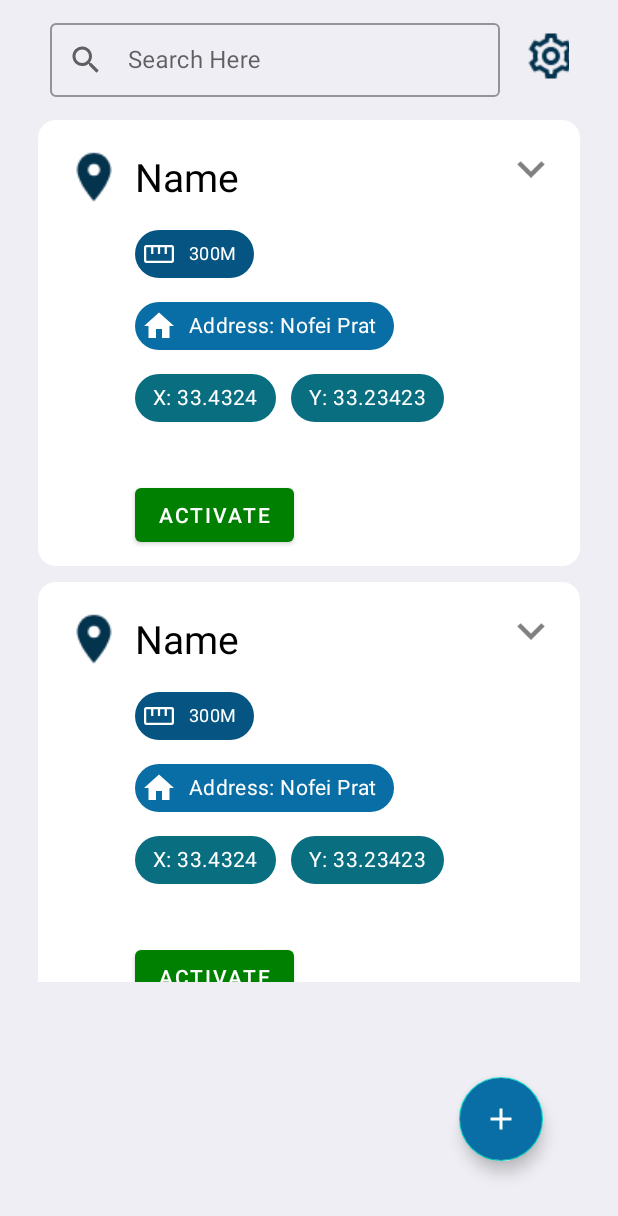
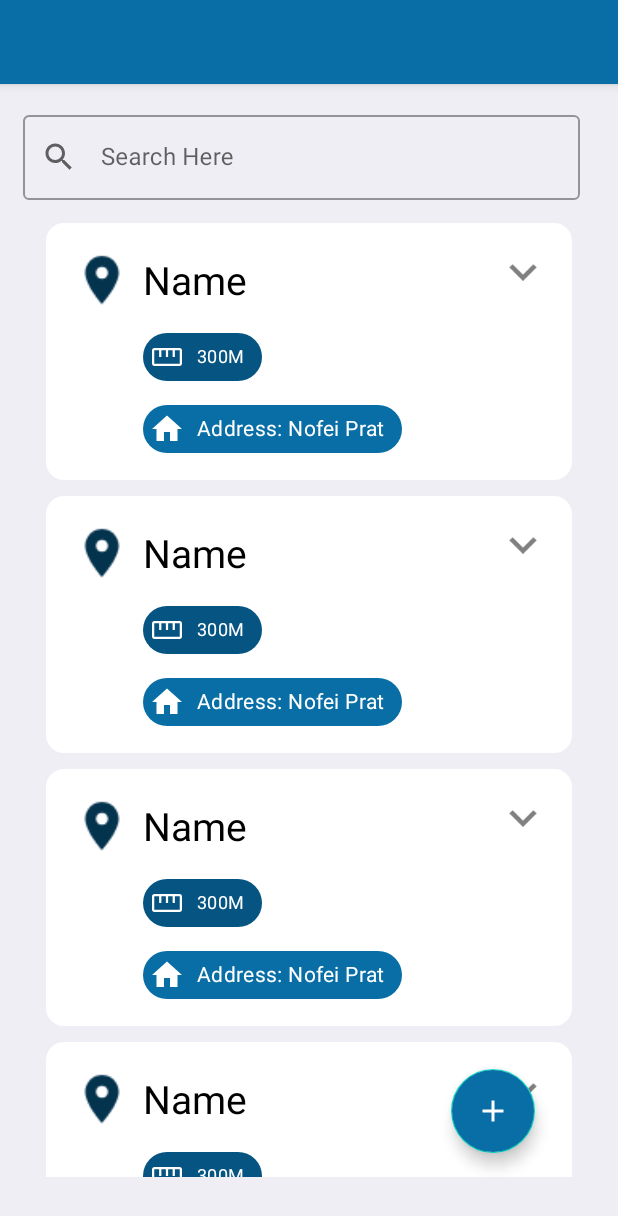
Before and after one commit to ZivSi/LocationAlarm, an Android app: the screen it shows after launch (MainActivity), after a tap on an icon or button, on a phone screen of 412 x 824 dp. Shown: the top 1216 px of the screen. Run offline under Robolectric (Android 15) with nearby library versions, the phone set to English and light mode, and no system bars; network calls fail; 1 statement that could not run was skipped.

Commit message:
Bugs fixed

```diff
--- a/app/src/main/java/com/example/locationalarm/ItemData.java
+++ b/app/src/main/java/com/example/locationalarm/ItemData.java
@@ -7,7 +7,6 @@ public class ItemData {
     private String longitude;
     private String alarmDistance; // in meters
     private String ringtone;
-    private boolean expanded = false;
 
     public ItemData(String name, String address, String latitude, String longitude, String alarmDistance, String ringtone) {
         this.name = name;
@@ -43,10 +42,6 @@ public class ItemData {
         return this.ringtone;
     }
 
-    public boolean isExpanded() {
-        return expanded;
-    }
-
     public void setAddress(String address) {
         this.address = address;
     }
@@ -71,7 +66,4 @@ public class ItemData {
         this.ringtone = ringtone;
     }
 
-    public void setExpanded(boolean expanded) {
-        this.expanded = expanded;
-    }
 }
--- a/app/src/main/java/com/example/locationalarm/MainActivity.java
+++ b/app/src/main/java/com/example/locationalarm/MainActivity.java
@@ -12,6 +12,8 @@ import android.os.Bundle;
 import android.text.Editable;
 import android.text.TextWatcher;
 import android.util.Log;
+import android.view.Menu;
+import android.view.MenuItem;
 import android.view.View;
 import android.widget.SearchView;
 import android.widget.TextView;
@@ -48,7 +50,7 @@ public class MainActivity extends AppCompatActivity {
     protected void onCreate(Bundle savedInstanceState) {
         super.onCreate(savedInstanceState);
         setContentView(R.layout.activity_main);
-        getSupportActionBar().hide();
+        getSupportActionBar().setTitle("");
 
         initViews();
 
--- a/app/src/main/java/com/example/locationalarm/RecyclerAdapter.java
+++ b/app/src/main/java/com/example/locationalarm/RecyclerAdapter.java
@@ -27,13 +27,10 @@ public class RecyclerAdapter extends RecyclerView.Adapter<RecyclerAdapter.ViewHo
     ArrayList<ItemData> dataArray;
     Context context;
     Animation flip, flip_back;
-    ViewGroup.LayoutParams params;
-    int cardSize;
-    final int COLLAPSE_SIZE = 480;
 
     public class ViewHolder extends RecyclerView.ViewHolder {
         private TextView titleLocation;
-        private Chip x, y, distanceAlert, address;
+        private Chip distanceAlert, address;
         private ImageButton arrowButton;
         private MaterialButton activateButton, deleteButton;
         private ConstraintLayout cardLayout;
@@ -43,27 +40,14 @@ public class RecyclerAdapter extends RecyclerView.Adapter<RecyclerAdapter.ViewHo
 
             // Define click listeners for all the ViewHolder's View
             titleLocation = view.findViewById(R.id.nameTextView);
-            x = view.findViewById(R.id.xCoordinatesChip);
-            y = view.findViewById(R.id.yCoordinatesChip);
             distanceAlert = view.findViewById(R.id.distanceAlertFromLocation);
             arrowButton = view.findViewById(R.id.arrow_button);
             address = view.findViewById(R.id.addressChip);
-            activateButton = view.findViewById(R.id.activateButton);
             cardLayout = view.findViewById(R.id.cardLayout);
-            params = cardLayout.getLayoutParams();
-            cardSize = params.width;
         }
 
         public TextView getTitleLocation() {
             return titleLocation;
-        }
-
-        public Chip getX() {
-            return x;
-        }
-
-        public Chip getY() {
-            return y;
         }
 
         public Chip getDistanceAlert() {
@@ -91,30 +75,6 @@ public class RecyclerAdapter extends RecyclerView.Adapter<RecyclerAdapter.ViewHo
         }
     }
 
-    private void collapse(ConstraintLayout cardLayout, ItemData itemData) {
-        params = cardLayout.getLayoutParams();
-
-        // Size
-        params.height = COLLAPSE_SIZE;
-        params.width = cardSize;
-
-        cardLayout.setLayoutParams(params);
-
-        itemData.setExpanded(false);
-    }
-
-    private void expand(ConstraintLayout cardLayout, ItemData itemData) {
-        params = cardLayout.getLayoutParams();
-
-        // Size
-        params.height = ViewGroup.LayoutParams.WRAP_CONTENT;
-        params.width = cardSize;
-
-        cardLayout.setLayoutParams(params);
-
-        itemData.setExpanded(true);
-    }
-
     // Constructor to initialize data
     public RecyclerAdapter(ArrayList<ItemData> dataArray, Context context) {
         // Copy data
@@ -139,13 +99,7 @@ public class RecyclerAdapter extends RecyclerView.Adapter<RecyclerAdapter.ViewHo
     public void onBindViewHolder(@NonNull ViewHolder holder, int position) {
         ItemData currentItem = dataArray.get(position);
 
-        // Collapse when creating the current item as default with animation
-        holder.cardLayout.getLayoutTransition().enableTransitionType(LayoutTransition.CHANGING);
-        collapse(holder.getCardLayout(), currentItem);
-
         holder.getTitleLocation().setText(currentItem.getName());
-        holder.getX().setText("X: " + currentItem.getLongitude());
-        holder.getY().setText("Y: " + currentItem.getLatitude());
 
         // TODO: Set length for chips
 
@@ -166,18 +120,7 @@ public class RecyclerAdapter extends RecyclerView.Adapter<RecyclerAdapter.ViewHo
         }
 
         holder.arrowButton.setOnClickListener((v) -> {
-            if (currentItem.isExpanded()) {
-                holder.arrowButton.startAnimation(flip_back);
-                currentItem.setExpanded(false);
-
-                collapse(holder.getCardLayout(), currentItem);
-            } else {
-                holder.arrowButton.startAnimation(flip);
-                currentItem.setExpanded(true);
-
-                expand(holder.getCardLayout(), currentItem);
-            }
-
+            // TODO: Open popup window
         });
     }
 
--- /dev/null
+++ b/app/src/main/res/drawable/ic_baseline_power_settings_new_24.xml
@@ -0,0 +1,10 @@
+<vector xmlns:android="http://schemas.android.com/apk/res/android"
+    android:width="24dp"
+    android:height="24dp"
+    android:viewportWidth="24"
+    android:viewportHeight="24"
+    android:tint="?attr/colorControlNormal">
+  <path
+      android:fillColor="@android:color/white"
+      android:pathData="M13,3h-2v10h2L13,3zM17.83,5.17l-1.42,1.42C17.99,7.86 19,9.81 19,12c0,3.87 -3.13,7 -7,7s-7,-3.13 -7,-7c0,-2.19 1.01,-4.14 2.58,-5.42L6.17,5.17C4.23,6.82 3,9.26 3,12c0,4.97 4.03,9 9,9s9,-4.03 9,-9c0,-2.74 -1.23,-5.18 -3.17,-6.83z"/>
+</vector>
--- a/app/src/main/res/layout/activity_main.xml
+++ b/app/src/main/res/layout/activity_main.xml
@@ -4,8 +4,8 @@
     xmlns:tools="http://schemas.android.com/tools"
     android:layout_width="match_parent"
     android:layout_height="match_parent"
-    android:padding="10dp"
     android:background="@color/Background"
+    android:padding="15dp"
     tools:context=".MainActivity">
 
     <com.google.android.material.floatingactionbutton.FloatingActionButton
@@ -23,7 +23,7 @@
     <androidx.recyclerview.widget.RecyclerView
         android:id="@+id/recyclerView"
         android:layout_width="match_parent"
-        android:layout_height="590dp"
+        android:layout_height="651dp"
         android:backgroundTint="@color/Background"
         android:clipToPadding="false"
         android:padding="10dp"
@@ -50,7 +50,7 @@
 
     <androidx.constraintlayout.widget.ConstraintLayout
         android:id="@+id/constraintLayout"
-        android:layout_width="wrap_content"
+        android:layout_width="match_parent"
         android:layout_height="wrap_content"
         android:paddingRight="10dp"
         app:layout_constraintEnd_toEndOf="parent"
@@ -60,9 +60,8 @@
         <com.google.android.material.textfield.TextInputLayout
             android:id="@+id/searchView"
             style="@style/Widget.MaterialComponents.TextInputLayout.OutlinedBox"
-            android:layout_width="wrap_content"
+            android:layout_width="match_parent"
             android:layout_height="wrap_content"
-            android:paddingHorizontal="10dp"
             app:endIconDrawable="@drawable/ic_baseline_close_24"
 
             app:layout_constraintStart_toStartOf="@id/constraintLayout"
@@ -71,30 +70,14 @@
 
             <com.google.android.material.textfield.TextInputEditText
                 android:id="@+id/searchBox"
-                android:layout_width="300dp"
-                android:layout_height="49dp"
+                android:layout_width="match_parent"
+                android:layout_height="wrap_content"
                 android:hint="Search Here"
                 android:inputType="text"
                 android:lines="1"
                 android:maxLines="1" />
         </com.google.android.material.textfield.TextInputLayout>
 
-        <ImageView
-            android:id="@+id/settingsBtn"
-            android:layout_width="wrap_content"
-            android:layout_height="wrap_content"
-            android:layout_marginStart="12dp"
-            android:clickable="true"
-            android:onClick="OpenSettings"
-            android:scaleX="1.5"
-            android:scaleY="1.5"
-            android:src="@drawable/ic_settings"
-            app:layout_constraintBottom_toBottomOf="@+id/searchView"
-            app:layout_constraintEnd_toEndOf="@id/constraintLayout"
-            app:layout_constraintStart_toEndOf="@id/searchView"
-            app:layout_constraintTop_toTopOf="@+id/searchView"
-            app:tint="@color/purple_900" />
-
     </androidx.constraintlayout.widget.ConstraintLayout>
 
 </androidx.constraintlayout.widget.ConstraintLayout>
--- a/app/src/main/res/layout/saved_location_item.xml
+++ b/app/src/main/res/layout/saved_location_item.xml
@@ -72,28 +72,6 @@
             app:layout_constraintTop_toBottomOf="@+id/nameTextView" />
 
         <com.google.android.material.chip.Chip
-            android:id="@+id/xCoordinatesChip"
-            android:layout_width="wrap_content"
-            android:layout_height="wrap_content"
-            android:text="X: 33.343424"
-            android:textColor="@color/white"
-            app:chipBackgroundColor="@color/purple_200"
-            app:layout_constraintStart_toStartOf="@+id/distanceAlertFromLocation"
-            app:layout_constraintTop_toBottomOf="@+id/addressChip" />
-
-        <com.google.android.material.chip.Chip
-            android:id="@+id/yCoordinatesChip"
-            android:layout_width="wrap_content"
-            android:layout_height="wrap_content"
-            android:layout_marginStart="10dp"
-            android:text="Y: 38.343424"
-            android:textColor="@color/white"
-            app:chipBackgroundColor="@color/purple_200"
-            app:layout_constraintStart_toEndOf="@+id/xCoordinatesChip"
-            app:layout_constraintTop_toTopOf="@+id/xCoordinatesChip" />
-
-
-        <com.google.android.material.chip.Chip
             android:id="@+id/addressChip"
             android:layout_width="wrap_content"
             android:layout_height="wrap_content"
@@ -102,18 +80,8 @@
             app:chipBackgroundColor="@color/purple_500"
             app:chipIcon="@drawable/ic_baseline_home_24"
             app:chipIconTint="@color/white"
-            app:layout_constraintStart_toStartOf="@+id/xCoordinatesChip"
+            app:layout_constraintStart_toStartOf="@+id/distanceAlertFromLocation"
             app:layout_constraintTop_toBottomOf="@+id/distanceAlertFromLocation" />
-
-        <com.google.android.material.button.MaterialButton
-            android:id="@+id/activateButton"
-            android:layout_width="wrap_content"
-            android:layout_height="wrap_content"
-            android:layout_marginTop="30dp"
-            android:text="Activate"
-            app:backgroundTint="@color/Green"
-            app:layout_constraintStart_toStartOf="@+id/xCoordinatesChip"
-            app:layout_constraintTop_toBottomOf="@+id/xCoordinatesChip" />
 
     </androidx.constraintlayout.widget.ConstraintLayout>
 </androidx.constraintlayout.widget.ConstraintLayout>
```
